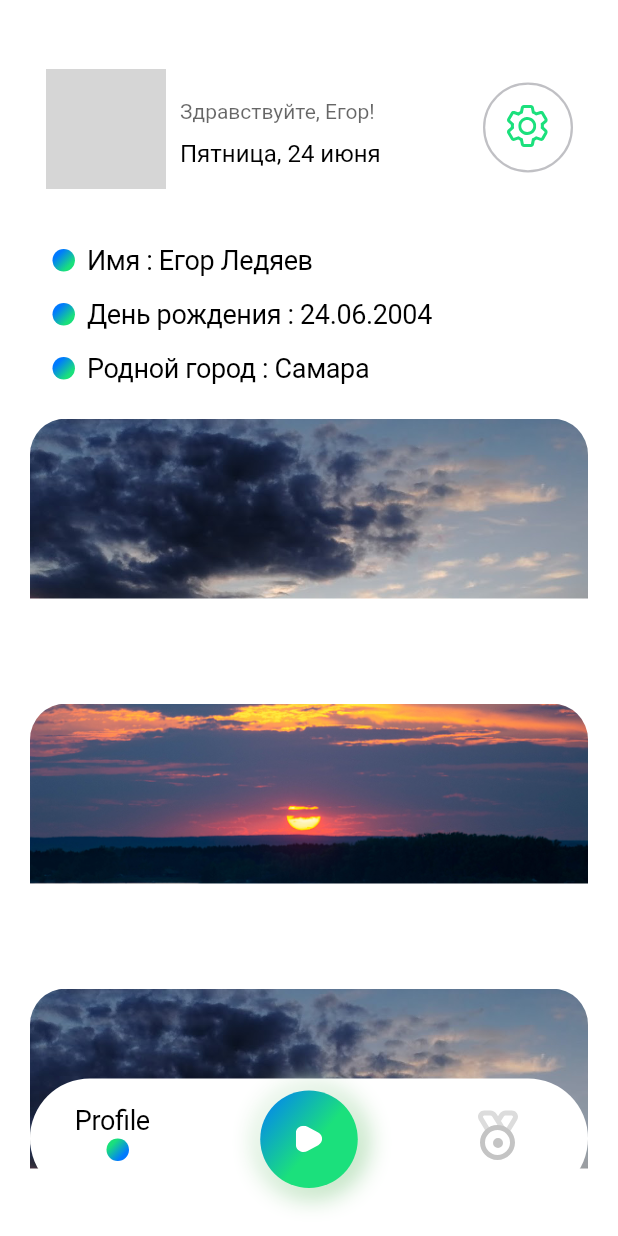
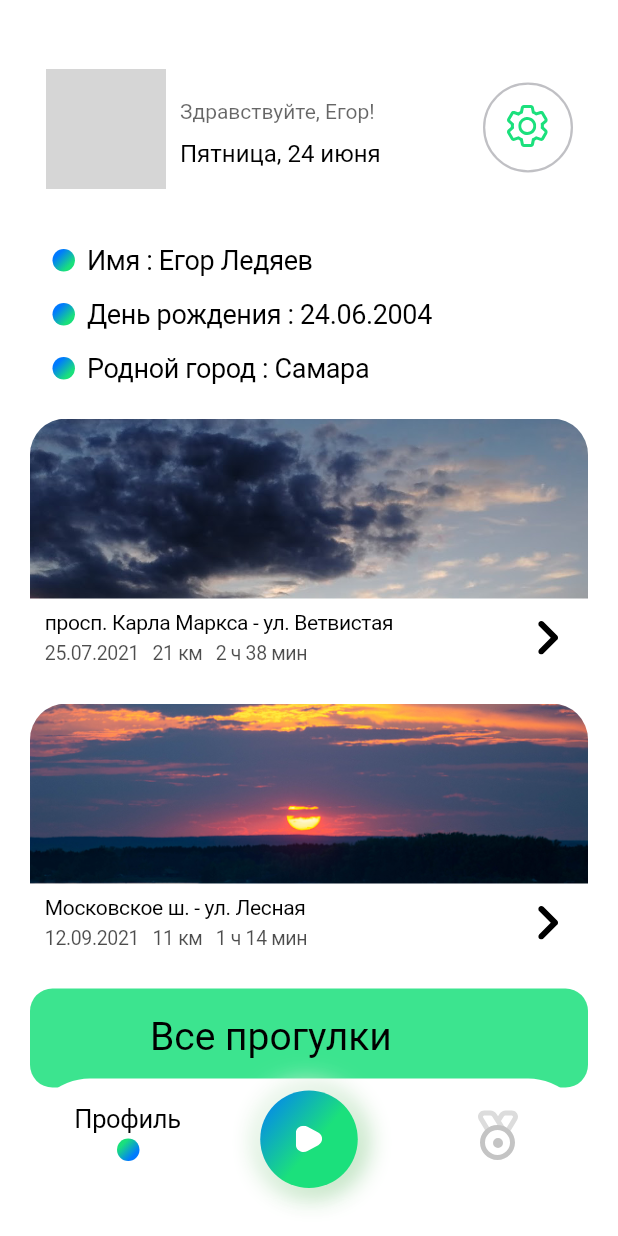
Before and after one commit to EgorLedyaev/Strollie, a Flutter app: the ProfileScreen screen opened by its route, on a phone screen of 412 x 824 dp. Run offline on Flutter 3.47's test engine with Material 2 defaults, Android fonts, the phone set to English and light mode, and no system bars; our stand-ins replace flutter_svg, google_maps_flutter; network calls fail; Roboto replaces fonts that are missing (SF Pro Text); grey boxes are pictures that could not be loaded.

Commit message:
Сделан профиль

```diff
--- a/lib/plugins.dart
+++ b/lib/plugins.dart
@@ -515,12 +515,12 @@ class _first_info_route_state extends State<first_info_route>{
   @override
   Widget build(BuildContext context) {
     return Container(
+        width: 300,
+        height: 37,
         child: Stack(
             children: const <Widget>[
               Positioned(
-                  top: 0,
-                  left: 0,
-                  child: Text('pr-t. Karla Marksa - st. Vetvistaya ', textAlign: TextAlign.left, style: TextStyle(
+                  child: Text('просп. Карла Маркса - ул. Ветвистая  ', textAlign: TextAlign.left, style: TextStyle(
                       color: Color.fromRGBO(0, 0, 0, 1),
                       fontFamily: 'SF Pro Text',
                       fontSize: 14,
@@ -531,7 +531,7 @@ class _first_info_route_state extends State<first_info_route>{
               ),Positioned(
                   top: 20,
                   left: 0,
-                  child: Text('25.07.2021   21 km   2 h 38 min', textAlign: TextAlign.left, style: TextStyle(
+                  child: Text('25.07.2021   21 км   2 ч 38 мин', textAlign: TextAlign.left, style: TextStyle(
                       color: Color.fromRGBO(0, 0, 0, 0.699999988079071),
                       fontFamily: 'SF Pro Text',
                       fontSize: 13,
@@ -621,6 +621,8 @@ class _second_info_route_state extends State<second_info_route>{
   @override
   Widget build(BuildContext context) {
     return Container(
+        width: 300,
+        height: 37,
         child: Stack(
             children: const <Widget>[
               Positioned(
@@ -637,7 +639,7 @@ class _second_info_route_state extends State<second_info_route>{
               ),Positioned(
                   top: 0,
                   left: 0,
-                  child: Text('sh. Moskovskoe - st. Lesnaya ', textAlign: TextAlign.left, style: TextStyle(
+                  child: Text('Московское ш. - ул. Лесная ', textAlign: TextAlign.left, style: TextStyle(
                       color: Color.fromRGBO(0, 0, 0, 1),
                       fontFamily: 'SF Pro Text',
                       fontSize: 14,
@@ -698,25 +700,25 @@ class _profile_menu_icon_state extends State<profile_menu_icon>{
   @override
   Widget build(BuildContext context) {
     return Container(
-        width: 57,
+        width: 90,
         height: 37,
-
         child: Stack(
             children: <Widget>[
               const Positioned(
                   top: 0,
-                  left: 0,
-                  child: Text('Profile', textAlign: TextAlign.center, style: TextStyle(
+                  left:-20,
+                  right: 0,
+                  child: Text('Профиль', textAlign: TextAlign.center, style: TextStyle(
                       color: Color.fromRGBO(0, 0, 0, 1),
                       fontFamily: 'SF Pro Text',
-                      fontSize: 18,
+                      fontSize: 17,
                       letterSpacing: -0.23999999463558197,
                       fontWeight: FontWeight.normal,
                       height: 1.1111111111111112
                   ),)
               ),Positioned(
                   top: 22,
-                  left: 21,
+                  left: 28,
                   child: Container(
                       width: 15,
                       height: 15,
@@ -735,3 +737,79 @@ class _profile_menu_icon_state extends State<profile_menu_icon>{
     );
   }
 }
+
+class view_all_routes extends StatefulWidget{
+  @override
+  _view_all_routes_state createState() => _view_all_routes_state();
+}
+
+class _view_all_routes_state extends State<view_all_routes>{
+  @override
+  Widget build(BuildContext context) {
+    return Container(
+        width: 380,
+        height: 66,
+        child: Stack(
+            children: <Widget>[
+              Positioned(
+                  child: Container(
+                      width: 380,
+                      height: 66,
+                      decoration: BoxDecoration(
+                        borderRadius : BorderRadius.only(
+                          topLeft: Radius.circular(15),
+                          topRight: Radius.circular(15),
+                          bottomLeft: Radius.circular(15),
+                          bottomRight: Radius.circular(15),
+                        ),
+                        color : Color.fromRGBO(26, 224, 124, 0.8500000238418579),
+                      )
+                  )
+              ),Positioned(
+                  top: 20,
+                  left: 80,
+                  child: Text('Все прогулки', textAlign: TextAlign.left, style: TextStyle(
+                      color: Color.fromRGBO(0, 0, 0, 1),
+                      fontFamily: 'SF Pro Text',
+                      fontSize: 26,
+                      letterSpacing: 0 /*percentages not used in flutter. defaulting to zero*/,
+                      fontWeight: FontWeight.normal,
+                      height: 1
+                  ),)
+              ),
+            ]
+        )
+    );
+  }
+}
+
+class empty_chto_to extends StatefulWidget{
+  @override
+  _empty_chto_to_state createState() => _empty_chto_to_state();
+}
+
+class _empty_chto_to_state extends State<empty_chto_to>{
+  @override
+  Widget build(BuildContext context) {
+    return Container(
+        width: 380,
+        height: 66,
+        child: Stack(
+            children: <Widget>[
+              Positioned(
+                  top: 17,
+                  left: 97,
+                  child: Text('', textAlign: TextAlign.left, style: TextStyle(
+                      color: Color(0xE0FFFFFF),
+                      fontFamily: 'SF Pro Text',
+                      fontSize: 26,
+                      letterSpacing: 0 /*percentages not used in flutter. defaulting to zero*/,
+                      fontWeight: FontWeight.normal,
+                      height: 1
+                  ),)
+              ),
+            ]
+        )
+    );
+  }
+}
--- a/lib/profile.dart
+++ b/lib/profile.dart
@@ -88,7 +88,16 @@ class _first_route_inf extends State<first_route_inf> with SingleTickerProviderS
             alignment: Alignment.topLeft,
             child:first_inf_route_pic(),
           ),
-
+          Container(
+            alignment: Alignment.topLeft,
+            padding: const EdgeInsets.only(left: 10,top:125),
+            child:first_info_route(),
+          ),
+          Container(
+            alignment: Alignment.topRight,
+            padding: const EdgeInsets.only(right: 20,top:135),
+            child:view_first_info_route(),
+          ),
         ]
     );
   }
@@ -112,6 +121,16 @@ class _second_route_inf_state extends State<second_route_inf> with SingleTickerP
             alignment: Alignment.topLeft,
             child:second_inf_route_pic(),
           ),
+          Container(
+            alignment: Alignment.topLeft,
+            padding: const EdgeInsets.only(left: 10,top:125),
+            child:second_info_route(),
+          ),
+          Container(
+            alignment: Alignment.topRight,
+            padding: const EdgeInsets.only(right: 20,top:135),
+            child:view_second_info_route(),
+          ),
         ]
     );
   }
@@ -130,9 +149,9 @@ class _ProfileScreenState extends State<ProfileScreen> with SingleTickerProvider
     return Scaffold(
       appBar: null,
       body: Container(
-        height: MediaQuery.of(context).size.height,
+        height: (MediaQuery.of(context).size.height),
         width: MediaQuery.of(context).size.width,
-        color: Color(0xF0FFFFFF),
+        color: Color(0xE0FFFFFF),
         child: Stack(
           alignment: Alignment.center,
           children: [
@@ -173,7 +192,12 @@ class _ProfileScreenState extends State<ProfileScreen> with SingleTickerProvider
                         Container(
                           alignment: Alignment.topCenter,
                           padding: const EdgeInsets.only(top:10),
-                          child:first_route_inf(),
+                          child:view_all_routes(),
+                        ),
+                        Container(
+                          alignment: Alignment.topCenter,
+                          padding: const EdgeInsets.only(top:42),
+                          child:empty_chto_to(),
                         ),
                       ],
                     ),
```
